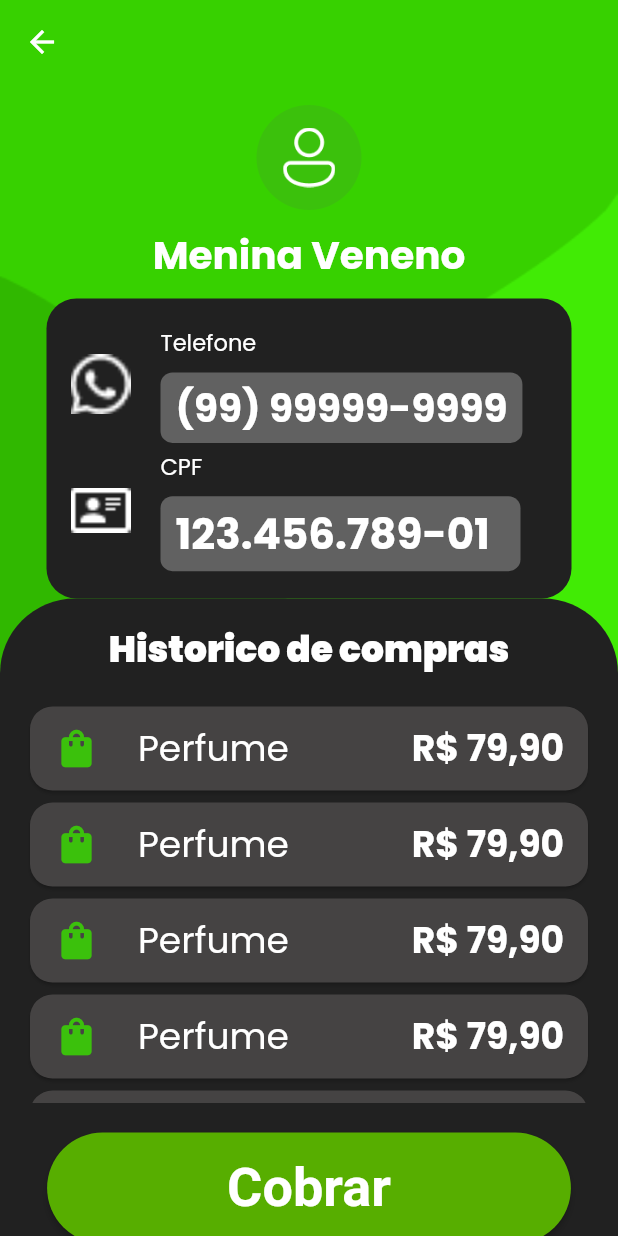
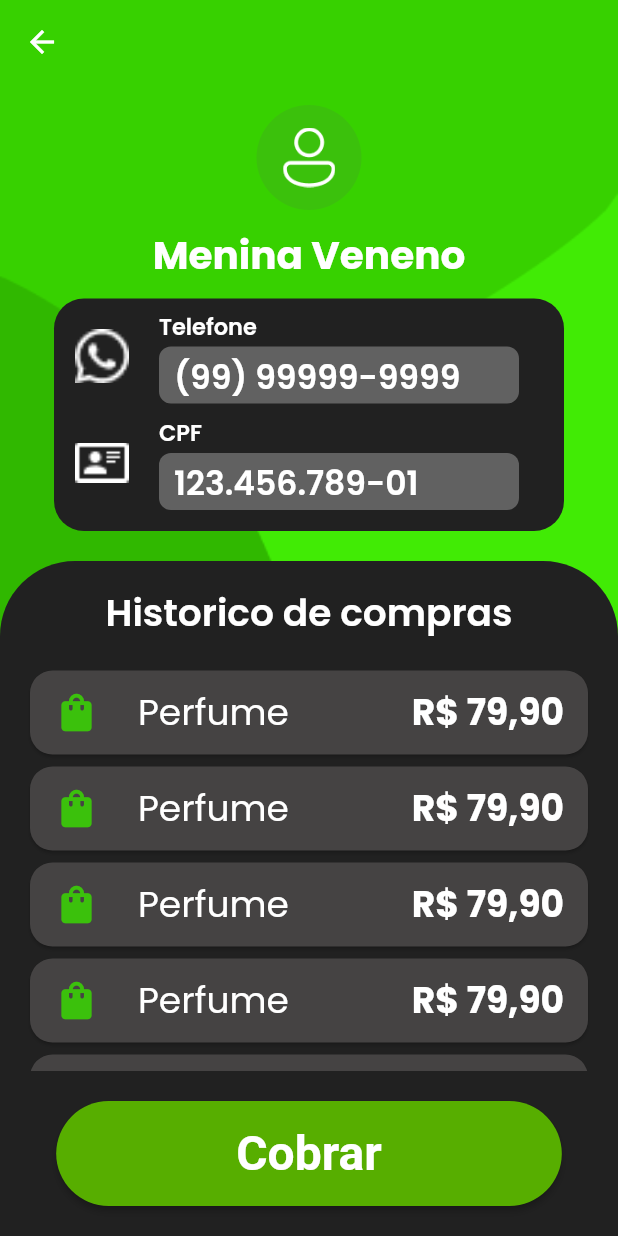
Before and after one commit to hiagozavarize/prosper_app, a Flutter app: the CustomerProfile screen opened directly, on a phone screen of 412 x 824 dp. Run offline on Flutter 3.47's test engine with Material 3 defaults, Android fonts, the phone set to English and light mode, and no system bars; our stand-ins replace fl_chart, flutter_animate, flutter_svg, google_fonts, loader_overlay.

Commit message:
fix: adjusting layout

```diff
--- a/lib/customer_profile.dart
+++ b/lib/customer_profile.dart
@@ -70,42 +70,57 @@ class _CustomerProfileState extends State<CustomerProfile> {
               const SizedBox(height: 10),
 
               Container(
-            height: 200,
-            width: 350,
+                height: 155,
+                width: 340,
                 decoration: BoxDecoration(
                   color: Colors.grey[900],
                   borderRadius: const BorderRadius.all(Radius.circular(20)),
                 ),
                 child: Padding(
-              padding: const EdgeInsets.all(16.0),
+                  padding: const EdgeInsets.only(top: 3, left: 14, bottom: 10),
                   child: Column(
                     mainAxisAlignment: MainAxisAlignment.spaceAround,
                     children: [
                       Row(
-                    crossAxisAlignment: CrossAxisAlignment.center, // Alinha verticalmente ao centro
+                        crossAxisAlignment: CrossAxisAlignment
+                            .center, // Alinha verticalmente ao centro
                         children: [
-                      Image.asset(AppImages.whatsapp, color: Colors.white, fit: BoxFit.fitWidth, height:40),
+                          Image.asset(
+                            AppImages.whatsapp,
+                            color: Colors.white,
+                            fit: BoxFit.fitWidth,
+                            height: 36,
+                            width: 36,
+                          ),
                           const SizedBox(width: 20),
                           Column(
                             crossAxisAlignment: CrossAxisAlignment.start,
                             children: [
                               const Text(
                                 'Telefone',
-                            style: TextStyle(color: Colors.white, fontSize: 15),
+                                style: TextStyle(
+                                    color: Colors.white,
+                                    fontSize: 15,
+                                    fontWeight: FontWeight.w600),
                               ),
-                          const SizedBox(height: 8),
+                              const SizedBox(height: 2),
                               Container(
-                            padding: const EdgeInsets.symmetric(vertical: 4, horizontal: 10),
+                                width: 240,
+                                height: 38,
+                                padding: const EdgeInsets.symmetric(
+                                    vertical: 4, horizontal: 10),
                                 decoration: BoxDecoration(
-                              color: Colors.grey[700], // Cor de fundo atrás do número
-                              borderRadius: BorderRadius.circular(8), // Borda arredondada
+                                  color: Colors.grey[
+                                      700], // Cor de fundo atrás do número
+                                  borderRadius: BorderRadius.circular(
+                                      8), // Borda arredondada
                                 ),
                                 child: const Text(
                                   '(99) 99999-9999',
                                   style: TextStyle(
                                       color: Colors.white,
-                                  fontSize: 26,
-                                  fontWeight: FontWeight.bold),
+                                      fontSize: 22,
+                                      fontWeight: FontWeight.w600),
                                 ),
                               ),
                             ],
@@ -113,31 +128,45 @@ class _CustomerProfileState extends State<CustomerProfile> {
                         ],
                       ),
                       Row(
-                    crossAxisAlignment: CrossAxisAlignment.center, // Alinha verticalmente ao centro
+                        crossAxisAlignment: CrossAxisAlignment
+                            .center, // Alinha verticalmente ao centro
                         children: [
-                      Image(image:AssetImage(AppImages.idCard), color: Colors.white,  fit: BoxFit.fitWidth, height: 30),
+                          Image(
+                            image: AssetImage(AppImages.idCard),
+                            color: Colors.white,
+                            fit: BoxFit.fitWidth,
+                            height: 36,
+                            width: 36,
+                          ),
                           const SizedBox(width: 20),
                           Column(
                             crossAxisAlignment: CrossAxisAlignment.start,
                             children: [
                               const Text(
                                 'CPF',
-                            style: TextStyle(color: Colors.white, fontSize: 15),
+                                style: TextStyle(
+                                    color: Colors.white,
+                                    fontSize: 15,
+                                    fontWeight: FontWeight.w600),
                               ),
-                          const SizedBox(height: 8),
+                              const SizedBox(height: 2),
                               Container(
                                 width: 240,
-                            padding: const EdgeInsets.symmetric(vertical: 4, horizontal: 10),
+                                height: 38,
+                                padding: const EdgeInsets.symmetric(
+                                    vertical: 4, horizontal: 10),
                                 decoration: BoxDecoration(
-                              color: Colors.grey[700], // Cor de fundo atrás do CPF
-                              borderRadius: BorderRadius.circular(8), // Borda arredondada
+                                  color: Colors
+                                      .grey[700], // Cor de fundo atrás do CPF
+                                  borderRadius: BorderRadius.circular(
+                                      8), // Borda arredondada
                                 ),
                                 child: const Text(
                                   '123.456.789-01',
                                   style: TextStyle(
                                       color: Colors.white,
-                                  fontSize: 28,
-                                  fontWeight: FontWeight.bold),
+                                      fontSize: 22,
+                                      fontWeight: FontWeight.w600),
                                 ),
                               ),
                             ],
@@ -147,8 +176,8 @@ class _CustomerProfileState extends State<CustomerProfile> {
                     ],
                   ),
                 ),
-          ),// Espaço para empurrar o conteúdo para baixo
-          const Spacer(),
+              ), // Espaço para empurrar o conteúdo para baixo
+              const SizedBox(height: 20),
               // Historico de compras
               Container(
                 height: 450, // Altura do container cinza
@@ -162,20 +191,20 @@ class _CustomerProfileState extends State<CustomerProfile> {
                 child: Column(
                   children: [
                     const Padding(
-                  padding: EdgeInsets.symmetric(horizontal: 16.0, vertical: 16.0),
+                      padding: EdgeInsets.symmetric(
+                          horizontal: 16.0, vertical: 16.0),
                       child: Align(
                         alignment: Alignment.center,
                         child: Text(
                           'Historico de compras',
                           style: TextStyle(
                             color: Colors.white,
-                        fontSize: 24,
-                        fontWeight: FontWeight.w900,
+                            fontSize: 25,
+                            fontWeight: FontWeight.w600,
                           ),
                         ),
                       ),
                     ),
-
                     Expanded(
                       child: ListView.builder(
                         padding: const EdgeInsets.only(left: 16, right: 16),
@@ -213,12 +242,14 @@ class _CustomerProfileState extends State<CustomerProfile> {
                       ),
                     ),
                     Padding(
-                  padding: const EdgeInsets.symmetric(horizontal: 16.0, vertical: 20.0),
+                      padding: const EdgeInsets.symmetric(
+                          horizontal: 16.0, vertical: 20.0),
                       child: ElevatedButton(
                         onPressed: () {
                           Navigator.push(
                             context,
-                        MaterialPageRoute(builder: (context) => const BotScreen()),
+                            MaterialPageRoute(
+                                builder: (context) => const BotScreen()),
                           );
                         },
                         style: ElevatedButton.styleFrom(
@@ -231,7 +262,7 @@ class _CustomerProfileState extends State<CustomerProfile> {
                         ),
                         child: const Text(
                           'Cobrar',
-                      style: TextStyle(fontSize: 36, color: Colors.white),
+                          style: TextStyle(fontSize: 32, color: Colors.white, fontWeight: FontWeight.w600),
                         ),
                       ),
                     ),
```
Lines whose indentation alone changed are shown as unchanged.
